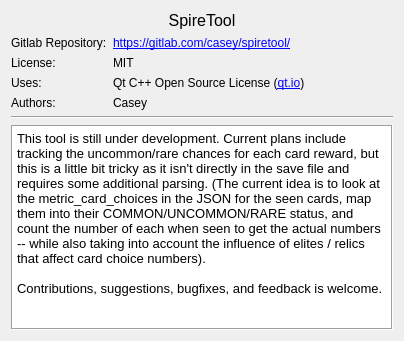
casey-c/spiretool, file src/ui/about.ui: the form before one commit.
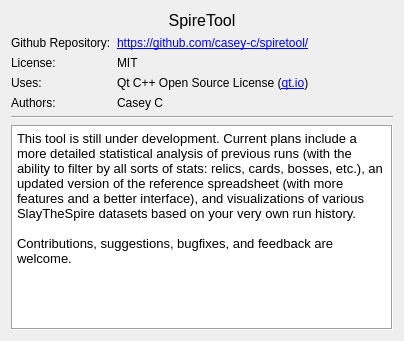
The form after the commit. Icons and pictures are not drawn.

What changed in the file:
```diff
--- a/src/ui/about.ui
+++ b/src/ui/about.ui
@@ -40,14 +40,14 @@
      <item row="1" column="0">
       <widget class="QLabel" name="label">
        <property name="text">
-        <string>Gitlab Repository:</string>
+        <string>Github Repository:</string>
        </property>
       </widget>
      </item>
      <item row="1" column="1">
       <widget class="QLabel" name="label_2">
        <property name="text">
-        <string>&lt;html&gt;&lt;head/&gt;&lt;body&gt;&lt;p&gt;&lt;a href=&quot;https://gitlab.com/casey/spiretool&quot;&gt;&lt;span style=&quot; text-decoration: underline; color:#0000ff;&quot;&gt;https://gitlab.com/casey/spiretool/&lt;/span&gt;&lt;/a&gt;&lt;/p&gt;&lt;/body&gt;&lt;/html&gt;</string>
+        <string>&lt;html&gt;&lt;head/&gt;&lt;body&gt;&lt;p&gt;&lt;a href=&quot;https://gitlab.com/casey/spiretool&quot;&gt;&lt;span style=&quot; text-decoration: underline; color:#0000ff;&quot;&gt;https://github.com/casey-c/spiretool/&lt;/span&gt;&lt;/a&gt;&lt;/p&gt;&lt;/body&gt;&lt;/html&gt;</string>
        </property>
       </widget>
      </item>
@@ -75,7 +75,7 @@
      <item row="4" column="1">
       <widget class="QLabel" name="label_7">
        <property name="text">
-        <string>Casey</string>
+        <string>Casey C</string>
        </property>
       </widget>
      </item>
@@ -102,9 +102,9 @@
 &lt;html&gt;&lt;head&gt;&lt;meta name=&quot;qrichtext&quot; content=&quot;1&quot; /&gt;&lt;style type=&quot;text/css&quot;&gt;
 p, li { white-space: pre-wrap; }
 &lt;/style&gt;&lt;/head&gt;&lt;body style=&quot; font-family:'MS Shell Dlg 2'; font-size:8.25pt; font-weight:400; font-style:normal;&quot;&gt;
-&lt;p style=&quot; margin-top:0px; margin-bottom:0px; margin-left:0px; margin-right:0px; -qt-block-indent:0; text-indent:0px;&quot;&gt;&lt;span style=&quot; font-family:'Cantarell'; font-size:10pt;&quot;&gt;This tool is still under development. Current plans include tracking the uncommon/rare chances for each card reward, but this is a little bit tricky as it isn't directly in the save file and requires some additional parsing. (The current idea is to look at the metric_card_choices in the JSON for the seen cards, map them into their COMMON/UNCOMMON/RARE status, and count the number of each when seen to get the actual numbers -- while also taking into account the influence of elites / relics that affect card choice numbers).&lt;/span&gt;&lt;/p&gt;
+&lt;p style=&quot; margin-top:0px; margin-bottom:0px; margin-left:0px; margin-right:0px; -qt-block-indent:0; text-indent:0px;&quot;&gt;&lt;span style=&quot; font-family:'Cantarell'; font-size:10pt;&quot;&gt;This tool is still under development. Current plans include a more detailed statistical analysis of previous runs (with the ability to filter by all sorts of stats: relics, cards, bosses, etc.), an updated version of the reference spreadsheet (with more features and a better interface), and visualizations of various SlayTheSpire datasets based on your very own run history.&lt;/span&gt;&lt;/p&gt;
 &lt;p style=&quot;-qt-paragraph-type:empty; margin-top:0px; margin-bottom:0px; margin-left:0px; margin-right:0px; -qt-block-indent:0; text-indent:0px; font-family:'Cantarell'; font-size:10pt;&quot;&gt;&lt;br /&gt;&lt;/p&gt;
-&lt;p style=&quot; margin-top:0px; margin-bottom:0px; margin-left:0px; margin-right:0px; -qt-block-indent:0; text-indent:0px;&quot;&gt;&lt;span style=&quot; font-family:'Cantarell'; font-size:10pt;&quot;&gt;Contributions, suggestions, bugfixes, and feedback is welcome.&lt;/span&gt;&lt;/p&gt;&lt;/body&gt;&lt;/html&gt;</string>
+&lt;p style=&quot; margin-top:0px; margin-bottom:0px; margin-left:0px; margin-right:0px; -qt-block-indent:0; text-indent:0px;&quot;&gt;&lt;span style=&quot; font-family:'Cantarell'; font-size:10pt;&quot;&gt;Contributions, suggestions, bugfixes, and feedback are welcome.&lt;/span&gt;&lt;/p&gt;&lt;/body&gt;&lt;/html&gt;</string>
        </property>
       </widget>
      </item>
```
